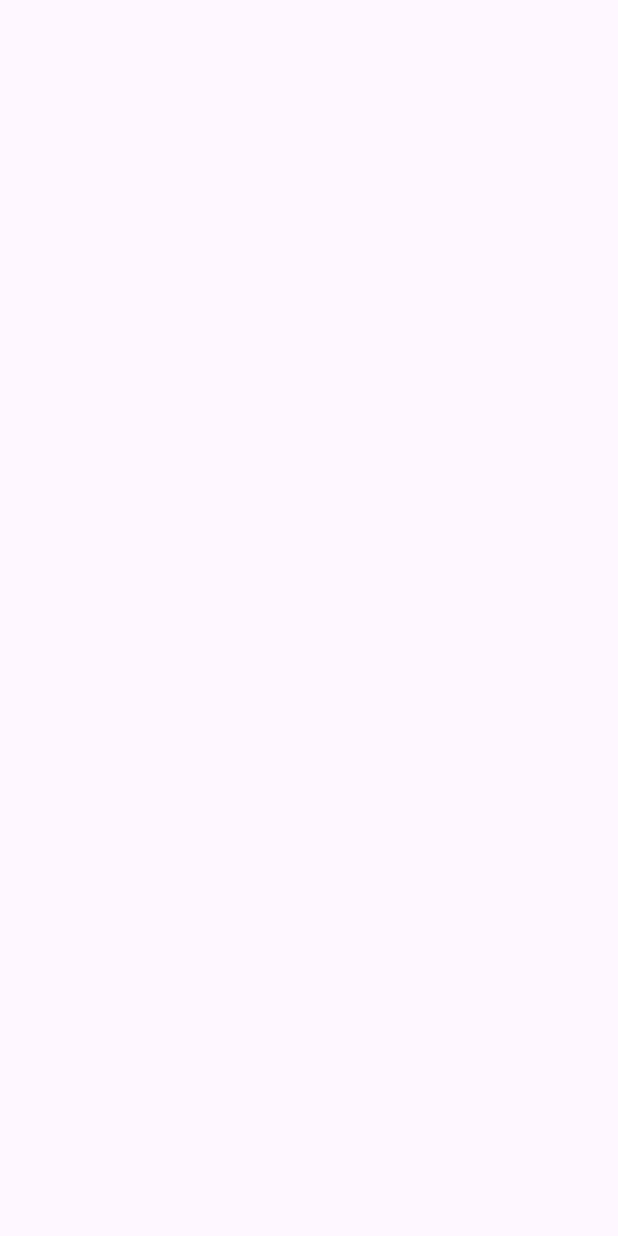
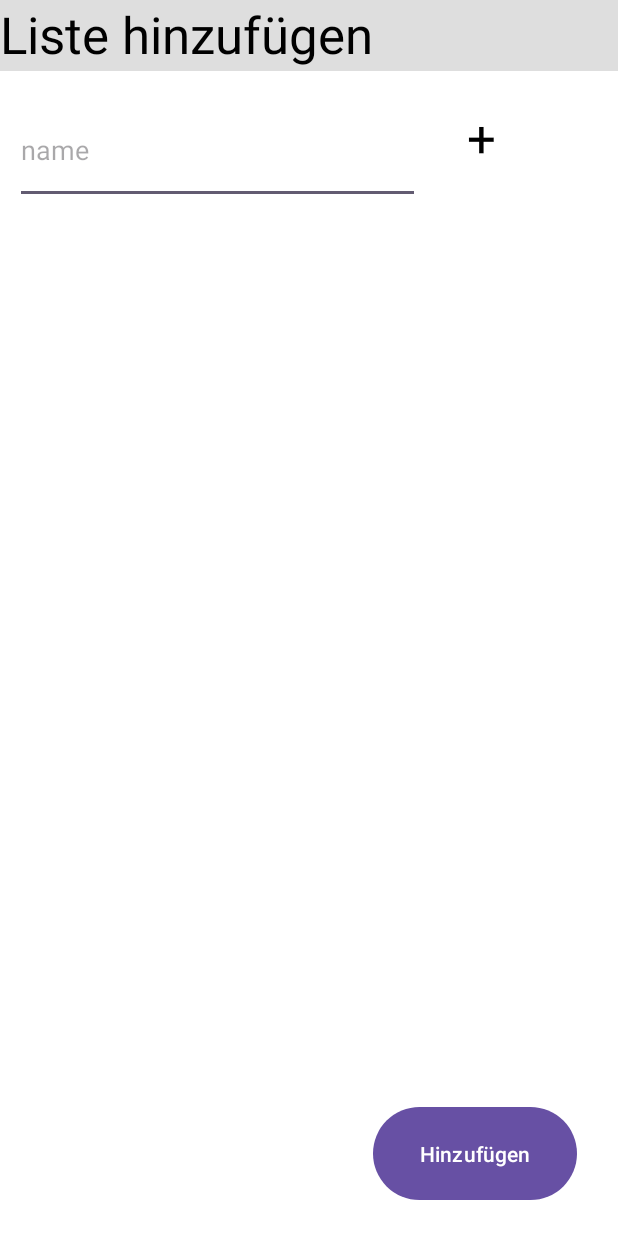
Before and after one commit to maakkiiii/WhatToDo, an Android app: the AddList screen opened directly, with no data from a screen before it, on a phone screen of 412 x 824 dp. Before the commit the screen is empty. Run offline under Robolectric (Android 15) with nearby library versions, the phone set to English and light mode, and no system bars.

Commit message:
Neue Methoden erstellt. Seiten wechseln. Arraylists erstellen. Tasks speichern.

```diff
--- a/app/src/main/java/com/example/whattodo/AddList.java
+++ b/app/src/main/java/com/example/whattodo/AddList.java
@@ -2,13 +2,51 @@ package com.example.whattodo;
 
 import androidx.appcompat.app.AppCompatActivity;
 
+import android.content.Intent;
 import android.os.Bundle;
+import android.view.View;
+import android.widget.Button;
+import android.widget.EditText;
+import android.widget.TextView;
+
+import java.util.ArrayList;
 
 public class AddList extends AppCompatActivity {
+
+    Button newTask;
+    Button hinzufuegen;
+
+    EditText taskField;
+    String task;
+    ArrayList<String> tasks;
 
     @Override
     protected void onCreate(Bundle savedInstanceState) {
         super.onCreate(savedInstanceState);
         setContentView(R.layout.activity_add_list);
+
+        taskField = findViewById(R.id.task);
+        tasks = new ArrayList<>();
+
+        newTask = findViewById(R.id.newTask);
+        hinzufuegen = findViewById(R.id.hinzufuegen);
+
+        newTask.setOnClickListener(new View.OnClickListener() {
+            @Override
+            public void onClick(View v) {
+                task = taskField.getText().toString();
+                tasks.add(task);
+                taskField.getText().clear();
+            }
+        });
+
+        hinzufuegen.setOnClickListener(new View.OnClickListener() {
+            @Override
+            public void onClick(View v) {
+                Intent intent = new Intent(AddList.this, MainActivity.class);
+                intent.putStringArrayListExtra("Tasklist", tasks);
+                startActivity(intent);
+            }
+        });
     }
 }
--- a/app/src/main/res/layout/activity_add_list.xml
+++ b/app/src/main/res/layout/activity_add_list.xml
@@ -4,6 +4,58 @@
     xmlns:tools="http://schemas.android.com/tools"
     android:layout_width="match_parent"
     android:layout_height="match_parent"
+    android:background="@color/white"
     tools:context=".AddList">
 
+    <TextView
+        android:id="@+id/textView"
+        android:layout_width="416dp"
+        android:layout_height="47dp"
+        android:background="#D9D9D9D9"
+        android:text="Liste hinzufügen"
+        android:textAlignment="textStart"
+        android:textAppearance="@style/TextAppearance.AppCompat.Display1"
+        android:textColor="@color/black"
+        app:layout_constraintStart_toStartOf="parent"
+        app:layout_constraintTop_toTopOf="parent" />
+
+    <Button
+        android:id="@+id/newTask"
+        android:layout_width="71dp"
+        android:layout_height="69dp"
+        android:layout_marginStart="5dp"
+        android:layout_marginTop="9dp"
+        android:background="#00FFFFFF"
+        android:text="+"
+        android:textAlignment="center"
+        android:textAllCaps="true"
+        android:textAppearance="@style/TextAppearance.AppCompat.Display1"
+        android:textColor="@color/black"
+        app:layout_constraintStart_toEndOf="@+id/task"
+        app:layout_constraintTop_toBottomOf="@+id/textView" />
+
+    <EditText
+        android:id="@+id/task"
+        android:layout_width="270dp"
+        android:layout_height="71dp"
+        android:layout_marginStart="10dp"
+        android:layout_marginTop="17dp"
+        android:ems="10"
+        android:hint="name"
+        android:inputType="text"
+        android:textColor="@color/black"
+        app:layout_constraintStart_toStartOf="parent"
+        app:layout_constraintTop_toBottomOf="@+id/textView" />
+
+    <Button
+        android:id="@+id/hinzufuegen"
+        android:layout_width="136dp"
+        android:layout_height="70dp"
+        android:layout_marginEnd="27dp"
+        android:layout_marginBottom="20dp"
+        android:text="Hinzufügen"
+        app:layout_constraintBottom_toBottomOf="parent"
+        app:layout_constraintEnd_toEndOf="parent" />
+
+
 </androidx.constraintlayout.widget.ConstraintLayout>
```
Also changed, not shown: app/src/main/java/com/example/whattodo/MainActivity.java (+38 -0 lines), app/src/main/res/layout/activity_main.xml (+26 -15 lines).
